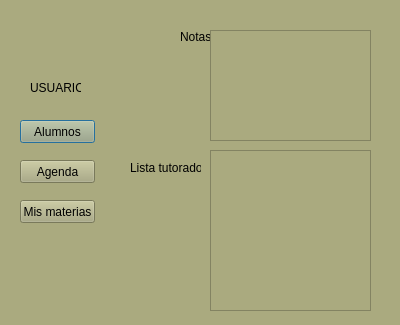
TellaCampos/proyecto-escuela, file menu.ui: the form before one commit.
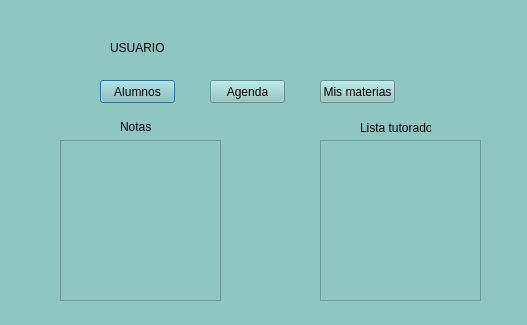
The form after the commit. Icons and pictures are not drawn.

Diff of the .ui file:
```diff
--- a/menu.ui
+++ b/menu.ui
@@ -6,7 +6,7 @@
    <rect>
     <x>0</x>
     <y>0</y>
-    <width>400</width>
+    <width>527</width>
     <height>325</height>
    </rect>
   </property>
@@ -14,14 +14,14 @@
    <string>Dialog</string>
   </property>
   <property name="styleSheet">
-   <string notr="true">background-color: rgb(170, 170, 127);</string>
+   <string notr="true">background-color: rgb(143, 198, 194);</string>
   </property>
   <widget class="QLabel" name="label">
    <property name="geometry">
     <rect>
-     <x>30</x>
-     <y>80</y>
-     <width>51</width>
+     <x>110</x>
+     <y>40</y>
+     <width>221</width>
      <height>16</height>
     </rect>
    </property>
@@ -32,8 +32,8 @@
   <widget class="QPushButton" name="pushButton">
    <property name="geometry">
     <rect>
-     <x>20</x>
-     <y>120</y>
+     <x>100</x>
+     <y>80</y>
      <width>75</width>
      <height>23</height>
     </rect>
@@ -45,8 +45,8 @@
   <widget class="QPushButton" name="pushButton_2">
    <property name="geometry">
     <rect>
-     <x>20</x>
-     <y>160</y>
+     <x>210</x>
+     <y>80</y>
      <width>75</width>
      <height>23</height>
     </rect>
@@ -58,8 +58,8 @@
   <widget class="QLabel" name="label_2">
    <property name="geometry">
     <rect>
-     <x>180</x>
-     <y>30</y>
+     <x>120</x>
+     <y>120</y>
      <width>47</width>
      <height>13</height>
     </rect>
@@ -71,37 +71,18 @@
   <widget class="QTextEdit" name="textEdit">
    <property name="geometry">
     <rect>
-     <x>210</x>
-     <y>30</y>
+     <x>60</x>
+     <y>140</y>
      <width>161</width>
-     <height>111</height>
+     <height>161</height>
     </rect>
    </property>
   </widget>
-  <widget class="QLabel" name="label_3">
-   <property name="geometry">
-    <rect>
-     <x>30</x>
-     <y>30</y>
-     <width>41</width>
-     <height>41</height>
-    </rect>
-   </property>
-   <property name="text">
-    <string/>
-   </property>
-   <property name="pixmap">
-    <pixmap>../abstract-user-flat-3.png</pixmap>
-   </property>
-   <property name="scaledContents">
-    <bool>true</bool>
-   </property>
-  </widget>
   <widget class="QPushButton" name="pushButton_3">
    <property name="geometry">
     <rect>
-     <x>20</x>
-     <y>200</y>
+     <x>320</x>
+     <y>80</y>
      <width>75</width>
      <height>23</height>
     </rect>
@@ -113,8 +94,8 @@
   <widget class="QLabel" name="label_4">
    <property name="geometry">
     <rect>
-     <x>130</x>
-     <y>160</y>
+     <x>360</x>
+     <y>120</y>
      <width>71</width>
      <height>16</height>
     </rect>
@@ -126,8 +107,8 @@
   <widget class="QListWidget" name="listWidget">
    <property name="geometry">
     <rect>
-     <x>210</x>
-     <y>150</y>
+     <x>320</x>
+     <y>140</y>
      <width>161</width>
      <height>161</height>
     </rect>
@@ -136,6 +117,25 @@
     <bool>true</bool>
    </property>
   </widget>
+  <widget class="QLabel" name="label_3">
+   <property name="geometry">
+    <rect>
+     <x>20</x>
+     <y>20</y>
+     <width>71</width>
+     <height>51</height>
+    </rect>
+   </property>
+   <property name="text">
+    <string/>
+   </property>
+   <property name="pixmap">
+    <pixmap>usuatio.png</pixmap>
+   </property>
+   <property name="scaledContents">
+    <bool>true</bool>
+   </property>
+  </widget>
  </widget>
  <resources/>
  <connections/>
```
